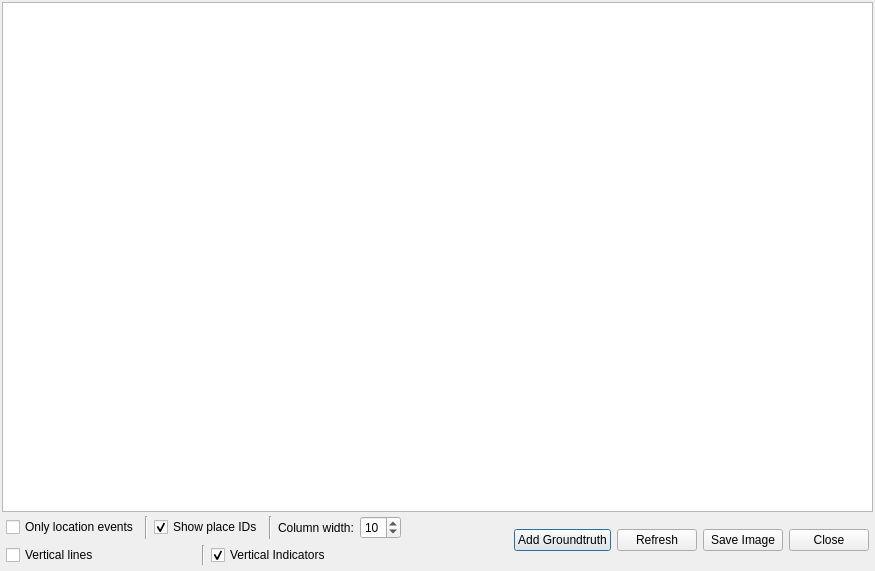
The window that subarchitectures/conceptual.sa/branches/avs-iros11/src/c++/conceptual/components/Tester/ConceptualWidget/RCVisualizer.ui (marc-hanheide/cogx) describes before a commit, drawn with Qt 5.
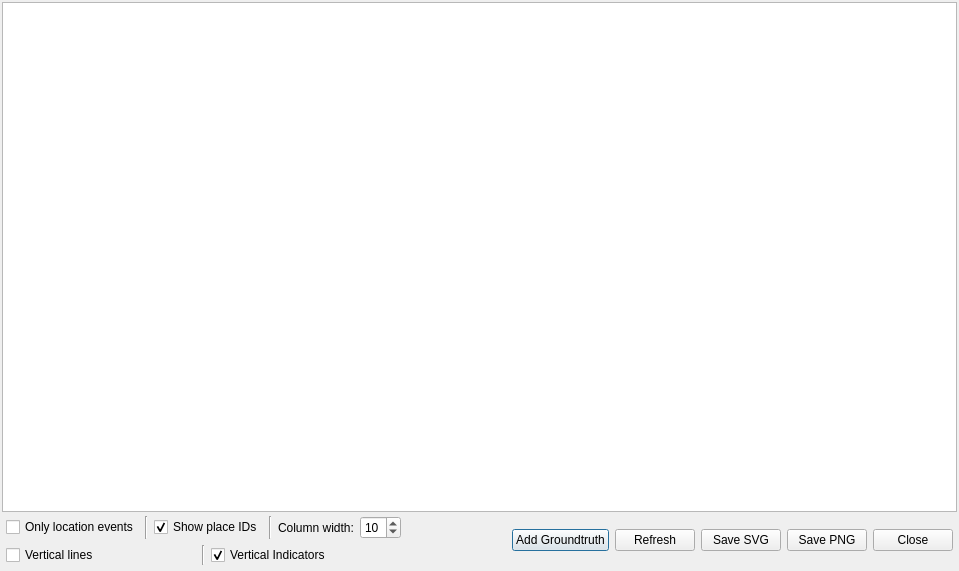
The same window after the commit. Icons and pictures are not drawn.

Diff of the .ui file:
```diff
--- a/subarchitectures/conceptual.sa/branches/avs-iros11/src/c++/conceptual/components/Tester/ConceptualWidget/RCVisualizer.ui
+++ b/subarchitectures/conceptual.sa/branches/avs-iros11/src/c++/conceptual/components/Tester/ConceptualWidget/RCVisualizer.ui
@@ -6,7 +6,7 @@
    <rect>
     <x>0</x>
     <y>0</y>
-    <width>875</width>
+    <width>959</width>
     <height>571</height>
    </rect>
   </property>
@@ -153,7 +153,18 @@
      <item>
       <widget class="QPushButton" name="saveImageButton">
        <property name="text">
-        <string>Save Image</string>
+        <string>Save SVG</string>
+       </property>
+       <property name="icon">
+        <iconset resource="../resources.qrc">
+         <normaloff>:/icons/icons/filesave.png</normaloff>:/icons/icons/filesave.png</iconset>
+       </property>
+      </widget>
+     </item>
+     <item>
+      <widget class="QPushButton" name="savePngButton">
+       <property name="text">
+        <string>Save PNG</string>
        </property>
        <property name="icon">
         <iconset resource="../resources.qrc">
```
Left out of the diff: 2 changed lines with no effect on the pictures.
